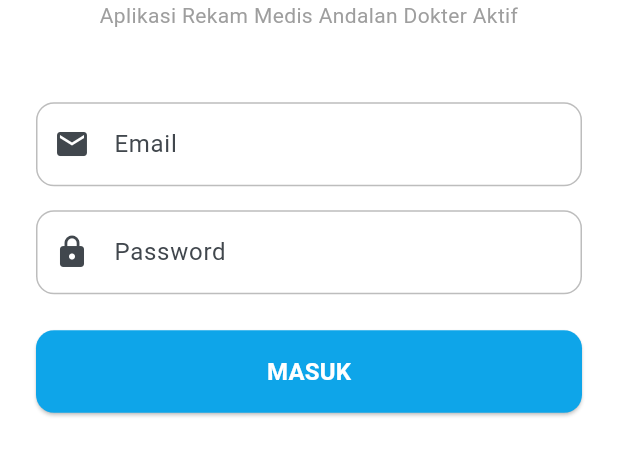
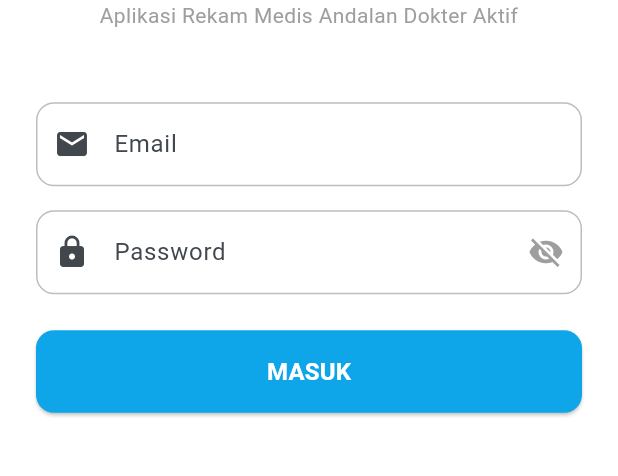
Before and after one commit to muhamadayeshaaulia/armada, a Flutter app: the screen it shows after launch, after a tap on "Lewati", on a phone screen of 412 x 824 dp, the part 518-994 px from its top. Run offline on Flutter 3.47's test engine with Material 3 defaults, Android fonts, the phone set to English and light mode, and no system bars; our stand-ins replace dartz, equatable, firebase_auth, firebase_core, flutter_bloc, flutter_dotenv and 7 more; accounts and stored records are empty.

Commit message:
feat : memberikan icon mata pada from password

```diff
--- a/lib/features/auth/presentation/pages/login_page.dart
+++ b/lib/features/auth/presentation/pages/login_page.dart
@@ -20,6 +20,7 @@
   final _emailController = TextEditingController();
   final _passwordController = TextEditingController();
   AuthError? _authError;
+  bool _isPasswordVisible = false;
 
   /// State terpisah: email terbukti ada di Firebase (bertahan saat user mengetik password)
   bool _emailIsVerified = false;
@@ -209,7 +210,7 @@
                       // Input Password
                       TextFormField(
                         controller: _passwordController,
-                        obscureText: true,
+                        obscureText: !_isPasswordVisible,
                         onChanged: (_) {
                           // Password berubah: hanya hapus auth error, JANGAN hapus _emailIsVerified
                           // supaya centang hijau di email tetap tampil
@@ -221,6 +222,17 @@
                         decoration: InputDecoration(
                           labelText: 'Password',
                           prefixIcon: const Icon(Icons.lock),
+                          suffixIcon: IconButton(
+                            icon: Icon(
+                              _isPasswordVisible ? Icons.visibility : Icons.visibility_off,
+                              color: Colors.grey,
+                            ),
+                            onPressed: () {
+                              setState(() {
+                                _isPasswordVisible = !_isPasswordVisible;
+                              });
+                            },
+                          ),
                           border: OutlineInputBorder(
                             borderRadius: BorderRadius.circular(12),
                           ),
```
Also changed, not shown: lib/features/staff/presentation/pages/add_staff_page.dart (+15 -1 lines).
